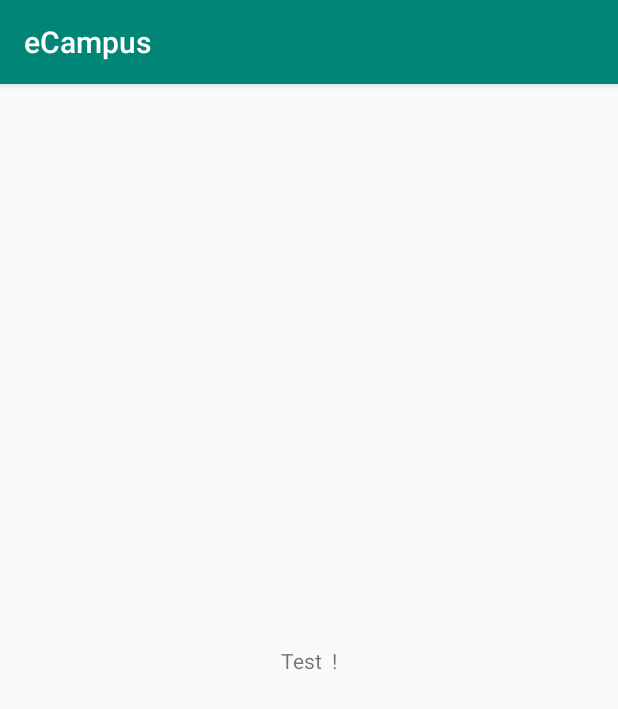
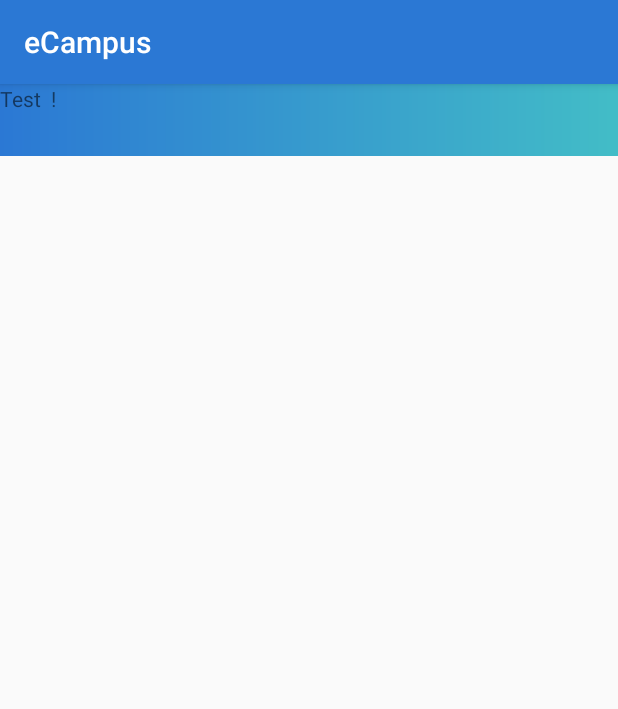
Before and after one commit to rutul089/eCampus, an Android app: the screen it shows after launch (MainActivity), on a phone screen of 412 x 824 dp. Shown: the top 709 px of the screen. Run offline under Robolectric (Android 15) with nearby library versions, the phone set to English and light mode, and no system bars; our stand-ins replace sdp/ssp sizes.

Commit message:
-added basic color and dimens

```diff
--- a/app/build.gradle
+++ b/app/build.gradle
@@ -25,4 +25,5 @@ dependencies {
     testImplementation 'junit:junit:4.12'
     androidTestImplementation 'com.android.support.test:runner:1.0.2'
     androidTestImplementation 'com.android.support.test.espresso:espresso-core:3.0.2'
+    implementation 'com.intuit.sdp:sdp-android:1.0.5'
 }
--- /dev/null
+++ b/app/src/main/res/drawable/main_bg_blue.xml
@@ -0,0 +1,35 @@
+<?xml version="1.0" encoding="utf-8"?>
+
+
+<shape xmlns:android="http://schemas.android.com/apk/res/android"
+    android:shape="rectangle">
+    <gradient
+        android:angle="0"
+        android:centerColor="#FF42BCC7"
+        android:centerX="99%"
+        android:endColor="#FF42BCC7"
+        android:startColor="#FF2B78D4"
+        android:type="linear" />
+</shape>
+
+    <!--
+       <shape xmlns:android="http://schemas.android.com/apk/res/android"
+        android:shape="rectangle">
+        <gradient
+            android:angle="45"
+            android:endColor="#FF4ABFC6"
+            android:startColor="#206FD8"
+            android:type="linear" />
+    </shape>
+
+        --><!-- option 1
+    <shape xmlns:android="http://schemas.android.com/apk/res/android" android:shape="rectangle" >
+        <gradient
+            android:type="linear"
+            android:centerX="99%"
+            android:startColor="#2B78D4"
+            android:centerColor="#FF42BCC7"
+            android:endColor="#FF42BCC7"
+            android:angle="90"/>
+    </shape>
+    -->
--- /dev/null
+++ b/app/src/main/res/drawable/square_btn_blue.xml
@@ -0,0 +1,6 @@
+<?xml version="1.0" encoding="utf-8"?>
+<shape xmlns:android="http://schemas.android.com/apk/res/android"
+    android:shape="rectangle">
+    <solid android:color="@color/colorBlue" />
+    <corners android:radius="@dimen/_25sdp" />
+</shape>
--- /dev/null
+++ b/app/src/main/res/drawable/square_btn_green.xml
@@ -0,0 +1,6 @@
+<?xml version="1.0" encoding="utf-8"?>
+<shape xmlns:android="http://schemas.android.com/apk/res/android"
+    android:shape="rectangle">
+    <solid android:color="@color/colorGreen" />
+    <corners android:radius="@dimen/_25sdp" />
+</shape>
--- /dev/null
+++ b/app/src/main/res/drawable/square_btn_light_blue.xml
@@ -0,0 +1,6 @@
+<?xml version="1.0" encoding="utf-8"?>
+<shape xmlns:android="http://schemas.android.com/apk/res/android"
+    android:shape="rectangle">
+    <solid android:color="@color/colorLightBlue" />
+    <corners android:radius="@dimen/_25sdp" />
+</shape>
--- a/app/src/main/res/layout/activity_main.xml
+++ b/app/src/main/res/layout/activity_main.xml
@@ -5,6 +5,12 @@
     android:layout_width="match_parent"
     android:layout_height="match_parent"
     tools:context=".MainActivity">
+
+    <LinearLayout
+        android:layout_width="match_parent"
+        android:layout_height="48dp"
+        android:background="@drawable/main_bg_blue"
+        android:orientation="vertical">
 
         <TextView
             android:layout_width="wrap_content"
@@ -14,5 +20,7 @@
             app:layout_constraintLeft_toLeftOf="parent"
             app:layout_constraintRight_toRightOf="parent"
             app:layout_constraintTop_toTopOf="parent" />
+    </LinearLayout>
+
 
 </android.support.constraint.ConstraintLayout>
--- a/app/src/main/res/values/colors.xml
+++ b/app/src/main/res/values/colors.xml
@@ -1,6 +1,17 @@
 <?xml version="1.0" encoding="utf-8"?>
 <resources>
-    <color name="colorPrimary">#008577</color>
-    <color name="colorPrimaryDark">#00574B</color>
-    <color name="colorAccent">#D81B60</color>
+    <color name="colorPrimary">@color/colorBlue</color>
+    <color name="colorPrimaryDark">@color/colorBlue</color>
+    <color name="colorAccent">@color/colorCyan</color>
+
+    <!--Application Main Theme Color Set-->
+    <color name="colorBlue">#2B78D4</color>
+    <color name="colorLightCyan">#38ABB2</color>
+    <color name="colorWhite">#FFFFFF</color>
+    <color name="colorBlack">#333333</color>
+    <color name="colorGray">#666666</color>
+    <color name="colorGreen">#46B6A6</color>
+    <color name="colorCyan">#4ABFC6</color>
+    <color name="colorLightBlue">#EAEDF2</color>
+    <!-- End -->
 </resources>
```
Also changed, not shown: app/src/main/res/drawable/main_bg_gray.xml (added, +10 -0 lines), app/src/main/res/drawable/stroke_light_blue_square.xml (added, +9 -0 lines), app/src/main/res/values-xxxhdpi/dimens.xml (added, +88 -0 lines), app/src/main/res/values/dimens.xml (added, +18 -0 lines). Lines whose indentation alone changed are shown as unchanged.
